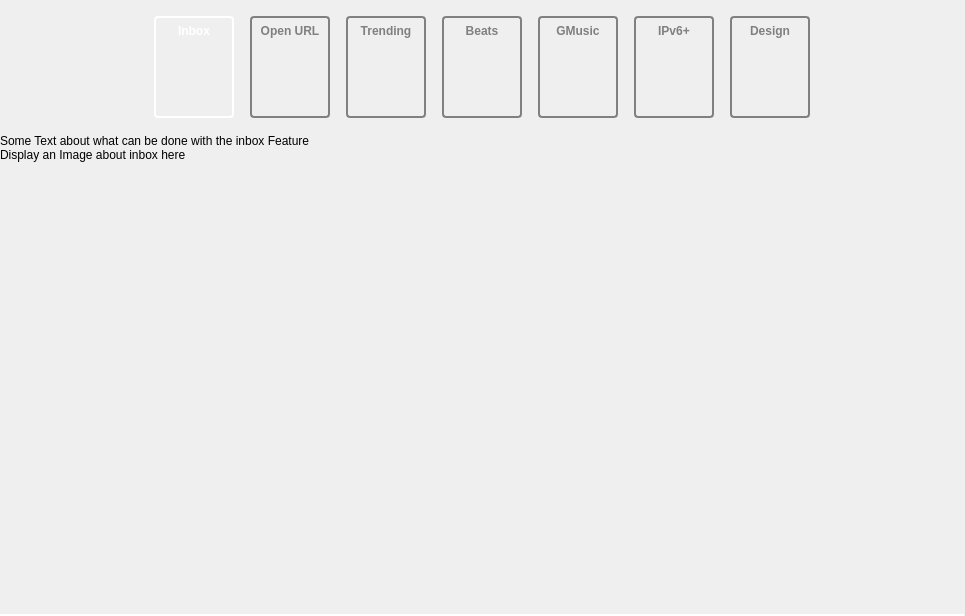
The window that src/viewpages/whatsnew_0_8/WhatsNewWidget_0_8.ui (tomahawk-player/tomahawk) describes before a commit, drawn with Qt 5.
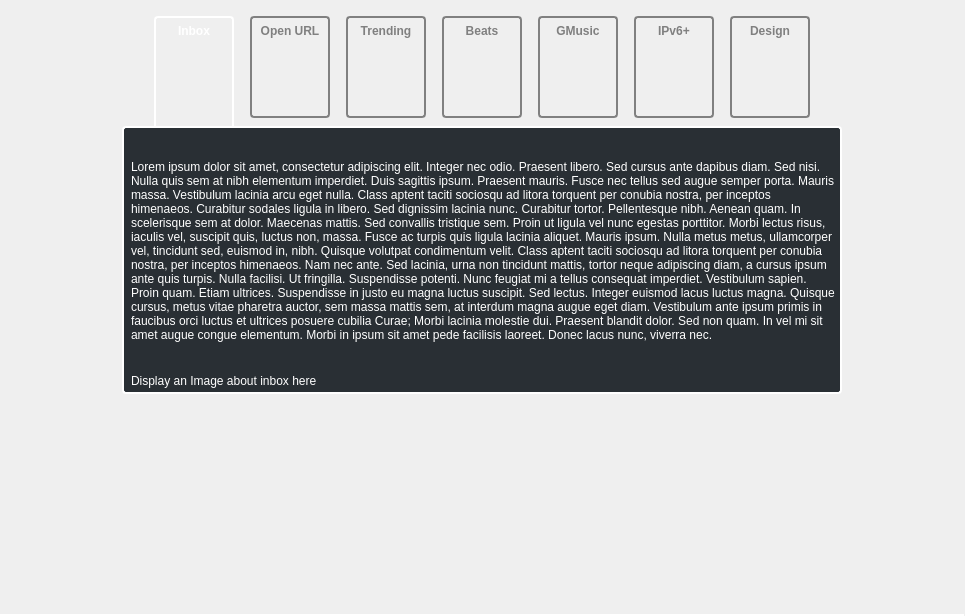
The same window after the commit.

Commit message: More work on the What's new layout

The edit to the form file:
```diff
--- a/src/viewpages/whatsnew_0_8/WhatsNewWidget_0_8.ui
+++ b/src/viewpages/whatsnew_0_8/WhatsNewWidget_0_8.ui
@@ -52,8 +52,11 @@
       </property>
       <item>
        <layout class="QVBoxLayout" name="verticalLayout_2">
+        <property name="spacing">
+         <number>0</number>
+        </property>
         <property name="bottomMargin">
-         <number>16</number>
+         <number>0</number>
         </property>
         <item alignment="Qt::AlignHCenter|Qt::AlignTop">
          <widget class="QWidget" name="featureBoxes" native="true">
@@ -73,18 +76,9 @@
            <property name="spacing">
             <number>16</number>
            </property>
-           <property name="leftMargin">
+           <property name="margin">
             <number>0</number>
            </property>
-           <property name="topMargin">
-            <number>0</number>
-           </property>
-           <property name="rightMargin">
-            <number>0</number>
-           </property>
-           <property name="bottomMargin">
-            <number>16</number>
-           </property>
            <item alignment="Qt::AlignHCenter|Qt::AlignTop">
             <widget class="QWidget" name="inboxBox" native="true">
              <property name="sizePolicy">
@@ -104,15 +98,27 @@
 border-style: solid;
 border-radius: 4px;
 border-color: white;
-color: white;</string>
+color: white;
+border-bottom: none;
+border-bottom-right-radius: 0px;
+border-bottom-left-radius: 0px;</string>
              </property>
              <layout class="QVBoxLayout" name="verticalLayout_4">
               <property name="spacing">
                <number>8</number>
               </property>
-              <property name="margin">
+              <property name="leftMargin">
                <number>8</number>
               </property>
+              <property name="topMargin">
+               <number>8</number>
+              </property>
+              <property name="rightMargin">
+               <number>8</number>
+              </property>
+              <property name="bottomMargin">
+               <number>16</number>
+              </property>
               <item alignment="Qt::AlignTop">
                <widget class="QLabel" name="inboxBoxHeader">
                 <property name="font">
@@ -230,7 +236,7 @@
              </layout>
             </widget>
            </item>
-           <item>
+           <item alignment="Qt::AlignTop">
             <widget class="QWidget" name="trendingBox" native="true">
              <property name="minimumSize">
               <size>
@@ -296,7 +302,7 @@
              </layout>
             </widget>
            </item>
-           <item>
+           <item alignment="Qt::AlignTop">
             <widget class="QWidget" name="beatsBox" native="true">
              <property name="minimumSize">
               <size>
@@ -362,7 +368,7 @@
              </layout>
             </widget>
            </item>
-           <item>
+           <item alignment="Qt::AlignTop">
             <widget class="QWidget" name="gmusicBox" native="true">
              <property name="minimumSize">
               <size>
@@ -428,7 +434,7 @@
              </layout>
             </widget>
            </item>
-           <item>
+           <item alignment="Qt::AlignTop">
             <widget class="QWidget" name="networkingBox" native="true">
              <property name="minimumSize">
               <size>
@@ -494,7 +500,7 @@
              </layout>
             </widget>
            </item>
-           <item>
+           <item alignment="Qt::AlignTop">
             <widget class="QWidget" name="designBox" native="true">
              <property name="minimumSize">
               <size>
@@ -563,15 +569,45 @@
           </layout>
          </widget>
         </item>
-        <item alignment="Qt::AlignTop">
+        <item alignment="Qt::AlignHCenter|Qt::AlignTop">
          <widget class="QStackedWidget" name="stackedWidget">
+          <property name="enabled">
+           <bool>true</bool>
+          </property>
           <property name="sizePolicy">
            <sizepolicy hsizetype="Preferred" vsizetype="Preferred">
             <horstretch>0</horstretch>
             <verstretch>0</verstretch>
            </sizepolicy>
           </property>
+          <property name="minimumSize">
+           <size>
+            <width>720</width>
+            <height>0</height>
+           </size>
+          </property>
+          <property name="maximumSize">
+           <size>
+            <width>720</width>
+            <height>16777215</height>
+           </size>
+          </property>
+          <property name="styleSheet">
+           <string notr="true">border-width: 2px;
+border-style: solid;
+border-radius: 4px;
+border-color: white;
+color: white;
+padding: 2px;
+background-color:#292f34;</string>
+          </property>
+          <property name="currentIndex">
+           <number>0</number>
+          </property>
           <widget class="QWidget" name="inboxPage">
+           <property name="styleSheet">
+            <string notr="true">border: none;</string>
+           </property>
            <layout class="QVBoxLayout" name="verticalLayout_4">
             <property name="spacing">
              <number>0</number>
@@ -588,11 +624,14 @@
                </sizepolicy>
               </property>
               <property name="text">
-               <string>Some Text about what can be done with the inbox Feature</string>
+               <string>Lorem ipsum dolor sit amet, consectetur adipiscing elit. Integer nec odio. Praesent libero. Sed cursus ante dapibus diam. Sed nisi. Nulla quis sem at nibh elementum imperdiet. Duis sagittis ipsum. Praesent mauris. Fusce nec tellus sed augue semper porta. Mauris massa. Vestibulum lacinia arcu eget nulla. Class aptent taciti sociosqu ad litora torquent per conubia nostra, per inceptos himenaeos. Curabitur sodales ligula in libero. Sed dignissim lacinia nunc. Curabitur tortor. Pellentesque nibh. Aenean quam. In scelerisque sem at dolor. Maecenas mattis. Sed convallis tristique sem. Proin ut ligula vel nunc egestas porttitor. Morbi lectus risus, iaculis vel, suscipit quis, luctus non, massa. Fusce ac turpis quis ligula lacinia aliquet. Mauris ipsum. Nulla metus metus, ullamcorper vel, tincidunt sed, euismod in, nibh. Quisque volutpat condimentum velit. Class aptent taciti sociosqu ad litora torquent per conubia nostra, per inceptos himenaeos. Nam nec ante. Sed lacinia, urna non tincidunt mattis, tortor neque adipiscing diam, a cursus ipsum ante quis turpis. Nulla facilisi. Ut fringilla. Suspendisse potenti. Nunc feugiat mi a tellus consequat imperdiet. Vestibulum sapien. Proin quam. Etiam ultrices. Suspendisse in justo eu magna luctus suscipit. Sed lectus. Integer euismod lacus luctus magna. Quisque cursus, metus vitae pharetra auctor, sem massa mattis sem, at interdum magna augue eget diam. Vestibulum ante ipsum primis in faucibus orci luctus et ultrices posuere cubilia Curae; Morbi lacinia molestie dui. Praesent blandit dolor. Sed non quam. In vel mi sit amet augue congue elementum. Morbi in ipsum sit amet pede facilisis laoreet. Donec lacus nunc, viverra nec.</string>
               </property>
               <property name="scaledContents">
                <bool>false</bool>
               </property>
+              <property name="wordWrap">
+               <bool>true</bool>
+              </property>
              </widget>
             </item>
             <item>
```
